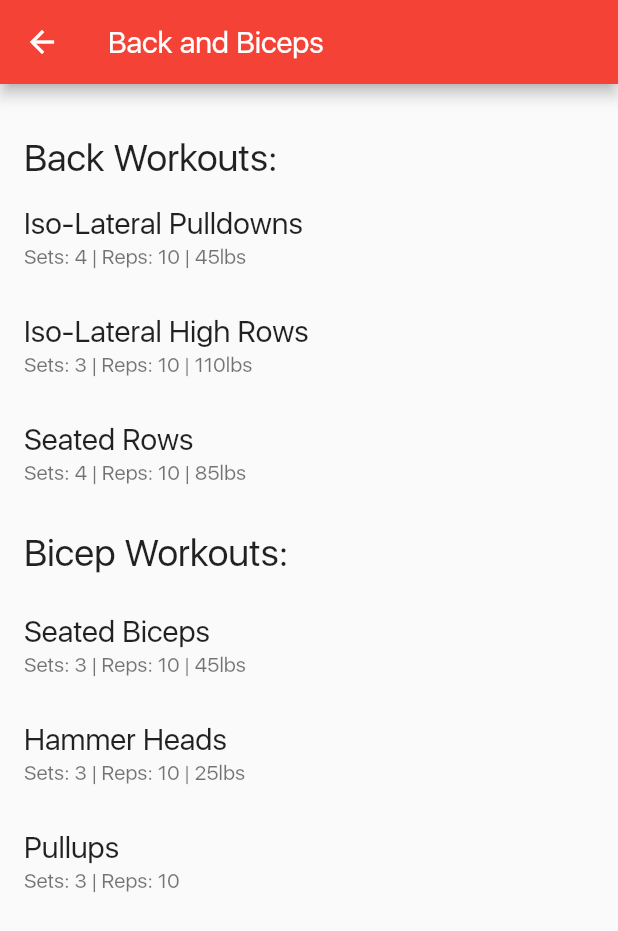
After one commit to TrevorHuval/Mog, a Flutter app: the screen it shows after launch, item 2 of the bottom bar chosen, after a tap on "Back & Biceps", on a phone screen of 412 x 824 dp. The commit adds this screen. Shown: the top 931 px of the screen. Run offline on Flutter 3.47's test engine with Material 2 defaults, Android fonts, the phone set to English and light mode, and no system bars; our stand-ins replace convex_bottom_bar, firebase_core; missing offline and left inert: firebase_core_web, firebase_database_web; accounts and stored records are empty; project files that could hold a hidden picture were left out.

Commit message:
Adding Diary Section to Fitness
Super hardcode and barebones diary

```diff
--- /dev/null
+++ b/lib/diary.dart
@@ -0,0 +1,108 @@
+// ignore_for_file: unused_import, prefer_const_constructors, prefer_const_literals_to_create_immutables
+
+import 'package:firstapp/group_profile.dart';
+import 'package:flutter/cupertino.dart';
+import 'package:flutter/material.dart';
+import 'package:flutter/painting.dart';
+import 'package:flutter/rendering.dart';
+import 'package:flutter/widgets.dart';
+import 'group_profile.dart';
+
+class diary extends StatelessWidget {
+  @override
+  Widget build(BuildContext context) {
+    return DefaultTabController(
+      length: 2,
+      child: Scaffold(
+        appBar: AppBar(
+          title: Text('Back and Biceps'),
+          backgroundColor: Colors.red,
+        ),
+        body: Center(
+          // child: NotificationListener<OverscrollIndicatorNotification>(
+          //   onNotification: (OverscrollIndicatorNotification overScroll) {
+          //     overScroll.disallowGlow();
+          //     return false;
+          //   },
+          // ),
+          child: ListView(
+            children: <Widget>[
+              ListTile(
+                title: Text(
+                  '\nBack Workouts:',
+                  style: TextStyle(fontSize: 25),
+                ),
+              ),
+              ListTile(
+                title: Text(
+                  'Iso-Lateral Pulldowns',
+                  style: TextStyle(fontSize: 20),
+                ),
+                subtitle: Text(
+                  'Sets: 4 | Reps: 10 | 45lbs',
+                ),
+                onTap: () {},
+              ),
+              ListTile(
+                title: Text(
+                  'Iso-Lateral High Rows',
+                  style: TextStyle(fontSize: 20),
+                ),
+                subtitle: Text(
+                  'Sets: 3 | Reps: 10 | 110lbs',
+                ),
+                onTap: () {},
+              ),
+              ListTile(
+                title: Text(
+                  'Seated Rows',
+                  style: TextStyle(fontSize: 20),
+                ),
+                subtitle: Text(
+                  'Sets: 4 | Reps: 10 | 85lbs',
+                ),
+                onTap: () {},
+              ),
+              ListTile(
+                title: Text(
+                  'Bicep Workouts:',
+                  style: TextStyle(fontSize: 25),
+                ),
+              ),
+              ListTile(
+                title: Text(
+                  'Seated Biceps',
+                  style: TextStyle(fontSize: 20),
+                ),
+                subtitle: Text(
+                  'Sets: 3 | Reps: 10 | 45lbs',
+                ),
+                onTap: () {},
+              ),
+              ListTile(
+                title: Text(
+                  'Hammer Heads',
+                  style: TextStyle(fontSize: 20),
+                ),
+                subtitle: Text(
+                  'Sets: 3 | Reps: 10 | 25lbs',
+                ),
+                onTap: () {},
+              ),
+              ListTile(
+                title: Text(
+                  'Pullups',
+                  style: TextStyle(fontSize: 20),
+                ),
+                subtitle: Text(
+                  'Sets: 3 | Reps: 10',
+                ),
+                onTap: () {},
+              ),
+            ],
+          ),
+        ),
+      ),
+    );
+  }
+}
--- a/lib/fitness.dart
+++ b/lib/fitness.dart
@@ -1,5 +1,6 @@
 // ignore_for_file: prefer_const_constructors
 import 'package:firstapp/fitnessCalc.dart';
+import 'package:firstapp/diary.dart';
 import 'package:flutter/cupertino.dart';
 import 'package:flutter/material.dart';
 import 'package:flutter/widgets.dart';
@@ -17,7 +18,8 @@ class Fitness extends StatelessWidget {
                   alignment: Alignment.centerLeft,
                   margin: EdgeInsets.fromLTRB(25, 25, 0, 0),
                   child: Text("Today's workout:",
-                    style: TextStyle(fontSize: 20), textAlign: TextAlign.left),
+                      style: TextStyle(fontSize: 20),
+                      textAlign: TextAlign.left),
                 ),
                 Container(
                   height: 200,
@@ -27,11 +29,27 @@ class Fitness extends StatelessWidget {
                     color: Colors.grey.shade300,
                     margin: const EdgeInsets.fromLTRB(20, 5, 20, 0),
                     shape: RoundedRectangleBorder(
-                        borderRadius: BorderRadius.all(Radius.circular(10))),
+                      borderRadius: BorderRadius.all(
+                        Radius.circular(10),
+                      ),
+                    ),
+                    child: SizedBox(
+                      height: 75.0,
+                      child: InkWell(
+                        splashColor: Colors.grey,
+                        onTap: () {
+                          Navigator.push(
+                            context,
+                            MaterialPageRoute(
+                              builder: (context) => diary(),
+                            ),
+                          );
+                        },
                         child: Column(
                           children: <Widget>[
                             Expanded(
-                            child: Row(children: <Widget>[
+                              child: Row(
+                                children: <Widget>[
                                   Container(
                                     width: 90,
                                     height: 90,
@@ -42,7 +60,10 @@ class Fitness extends StatelessWidget {
                                       image: DecorationImage(
                                         fit: BoxFit.cover,
                                         image: AssetImage(
-                                          'assets/images/gooberGroupPFP.jpg')))),
+                                            'assets/images/gooberGroupPFP.jpg'),
+                                      ),
+                                    ),
+                                  ),
                                   Container(
                                     width: 90,
                                     height: 90,
@@ -53,16 +74,24 @@ class Fitness extends StatelessWidget {
                                       image: DecorationImage(
                                         fit: BoxFit.cover,
                                         image: AssetImage(
-                                          'assets/images/gooberGroupPFP.jpg')))),
+                                            'assets/images/gooberGroupPFP.jpg'),
+                                      ),
+                                    ),
+                                  ),
                                   Expanded(
                                     child: Text("Back & Biceps",
                                         style: TextStyle(fontSize: 35),
                                         textAlign: TextAlign.center),
                                   ),
-                        ])),
                                 ],
                               ),
-                  )),
+                            ),
+                          ],
+                        ),
+                      ),
+                    ),
+                  ),
+                ),
                 Container(
                   height: 250,
                   width: 500,
@@ -71,7 +100,10 @@ class Fitness extends StatelessWidget {
                     color: Colors.grey.shade300,
                     margin: const EdgeInsets.fromLTRB(20, 35, 20, 0),
                     shape: RoundedRectangleBorder(
-                        borderRadius: BorderRadius.all(Radius.circular(10))),
+                      borderRadius: BorderRadius.all(
+                        Radius.circular(10),
+                      ),
+                    ),
                     child: SizedBox(
                       height: 75.0,
                       child: InkWell(
@@ -80,33 +112,42 @@ class Fitness extends StatelessWidget {
                           Navigator.push(
                             context,
                             MaterialPageRoute(
-                                  builder: (context) => fitnessCalc()));
+                              builder: (context) => fitnessCalc(),
+                            ),
+                          );
                         },
                         child: Column(
                           children: <Widget>[
                             Expanded(
-                                child: Row(children: <Widget>[
+                              child: Row(
+                                children: <Widget>[
                                   Container(
                                     width: 90,
                                     height: 90,
-                                  margin: EdgeInsets.fromLTRB(1, 0, 10, 100)),
+                                    margin: EdgeInsets.fromLTRB(1, 0, 10, 100),
+                                  ),
                                   Container(
                                     width: 90,
                                     height: 90,
-                                  margin: EdgeInsets.fromLTRB(1, 10, 1, 10)),
+                                    margin: EdgeInsets.fromLTRB(1, 10, 1, 10),
+                                  ),
                                   Expanded(
                                     child: Text("Deadlift 5/5/5",
                                         style: TextStyle(fontSize: 35),
                                         textAlign: TextAlign.left),
                                   ),
-                            ])),
+                                ],
+                              ),
+                            ),
                           ],
                         ),
                       ),
                     ),
-                  ))
+                  ),
+                )
               ],
-          ))
+            ),
+          ),
         ],
       ),
     );
--- a/lib/main.dart
+++ b/lib/main.dart
@@ -3,7 +3,6 @@
 import 'package:convex_bottom_bar/convex_bottom_bar.dart';
 import 'package:flutter/material.dart';
 import 'fitness.dart';
-import 'nutrition.dart';
 import 'home.dart';
 import 'test.dart';
 import 'profile.dart';
```
Lines whose indentation alone changed are shown as unchanged.
